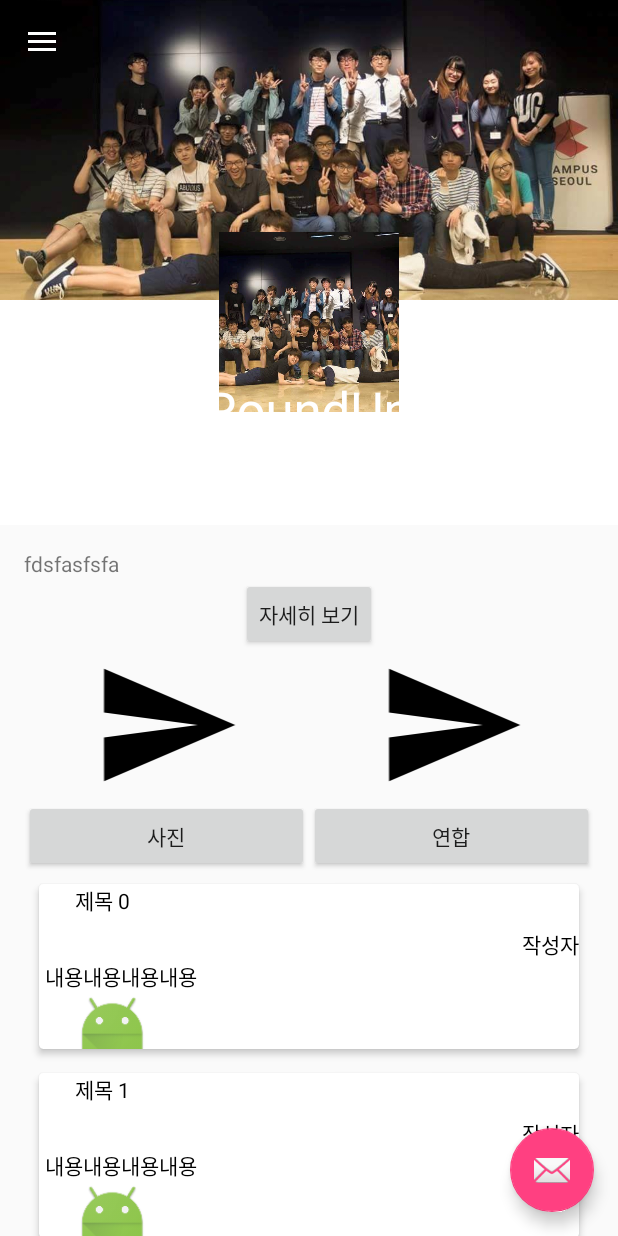
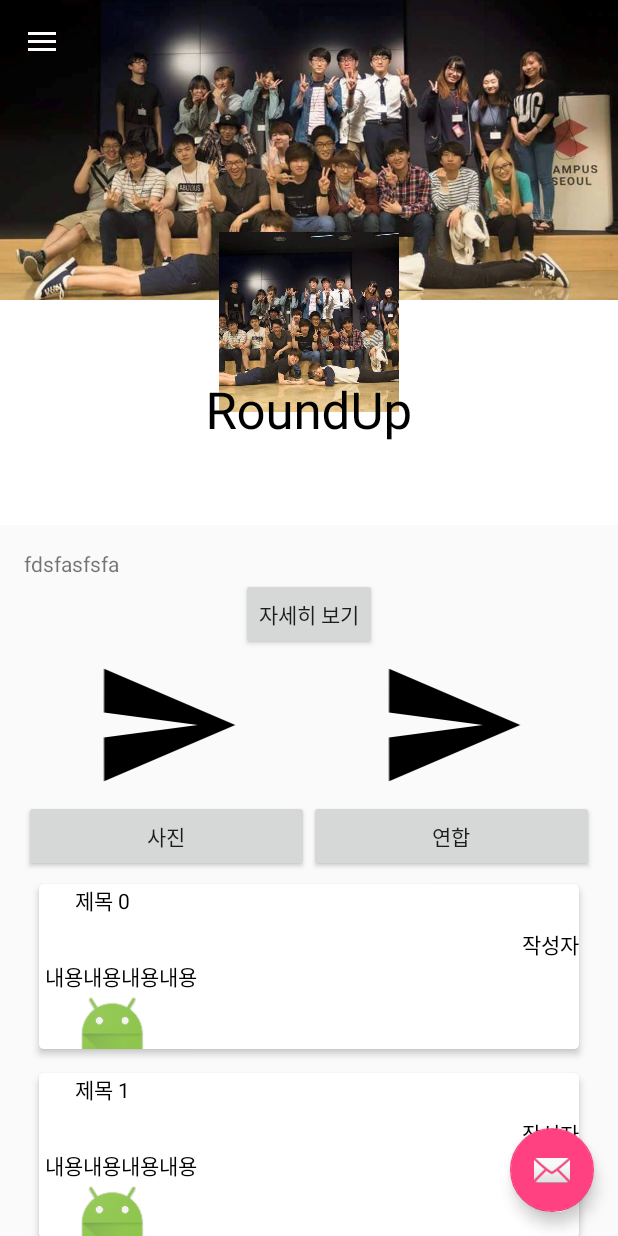
Before and after one commit to round-up/roundup_android, an Android app: the screen it shows after launch (ClubActivity), on a phone screen of 412 x 824 dp. Run offline under Robolectric (Android 15) with nearby library versions, the phone set to English and light mode, and no system bars; our stand-ins replace Picasso; libraries missing offline, so code that uses them is left out: android.support.v7.

Commit message:
Fix : Appbar ExpandedTitleColor to Black

```diff
--- a/app/build.gradle
+++ b/app/build.gradle
@@ -26,4 +26,5 @@ dependencies {
     compile 'com.android.support:design:23.2.0'
     compile 'com.android.support:cardview-v7:23.1.1'
     compile 'com.squareup.picasso:picasso:2.5.2'
+    compile 'com.android.support:palette-v7:23.2.1'
 }
--- a/app/src/main/java/com/swmaestro/roundup/ClubActivity.java
+++ b/app/src/main/java/com/swmaestro/roundup/ClubActivity.java
@@ -1,18 +1,25 @@
 package com.swmaestro.roundup;
 
+import android.graphics.Bitmap;
+import android.graphics.BitmapFactory;
+import android.graphics.Color;
 import android.os.Bundle;
 import android.support.design.widget.AppBarLayout;
+import android.support.design.widget.CollapsingToolbarLayout;
 import android.support.design.widget.NavigationView;
 import android.support.v4.view.GravityCompat;
 import android.support.v4.widget.DrawerLayout;
 import android.support.v7.app.ActionBarDrawerToggle;
 import android.support.v7.app.AppCompatActivity;
+import android.support.v7.graphics.Palette;
 import android.support.v7.widget.LinearLayoutManager;
 import android.support.v7.widget.RecyclerView;
 import android.support.v7.widget.Toolbar;
 import android.util.Log;
 import android.view.MenuItem;
 import android.view.View;
+import android.view.animation.Animation;
+import android.widget.ImageView;
 
 import java.util.ArrayList;
 import java.util.List;
@@ -24,6 +31,8 @@ public class ClubActivity extends AppCompatActivity implements NavigationView.On
 
 
     private RecyclerViewAdapter adapter;
+    private CollapsingToolbarLayout collapsingToolbar;
+    private int mutedColor = R.attr.colorPrimary;
 
     @Override
     protected void onCreate(Bundle savedInstanceState) {
@@ -42,6 +51,27 @@ public class ClubActivity extends AppCompatActivity implements NavigationView.On
         });
 
         setSupportActionBar(toolbar);
+
+        collapsingToolbar = (CollapsingToolbarLayout) findViewById(R.id.collapsing_toolbar);
+        //collapsingToolbar.setCollapsedTitleTextColor(R.color.colorWhite);
+        ImageView header = (ImageView) findViewById(R.id.iv_club_cover);
+
+//        Bitmap bitmap = BitmapFactory.decodeResource(getResources(),
+//                R.drawable.clubphoto);
+
+//        Palette.from(bitmap).generate(new Palette.PaletteAsyncListener() {
+//            @SuppressWarnings("ResourceType")
+//            @Override
+//            public void onGenerated(Palette palette) {
+//
+//                mutedColor = palette.getMutedColor(R.color.primary_500);
+//                collapsingToolbar.setContentScrimColor(mutedColor);
+//                collapsingToolbar.setStatusBarScrimColor(mutedColor);
+//                collapsingToolbar.setCollapsedTitleTextColor(R.color.colorWhite);
+//            }
+//        });
+
+        collapsingToolbar.setExpandedTitleColor(Color.parseColor("#000000"));
 
         DrawerLayout drawer = (DrawerLayout) findViewById(R.id.drawer_layout);
         ActionBarDrawerToggle toggle = new ActionBarDrawerToggle(
--- a/app/src/main/res/layout/app_bar_club_home.xml
+++ b/app/src/main/res/layout/app_bar_club_home.xml
@@ -23,14 +23,14 @@
             app:expandedTitleMarginTop="230dp"
             app:layout_scrollFlags="scroll|exitUntilCollapsed|snap">
 
-            <LinearLayout
+            <RelativeLayout
                 android:layout_width="match_parent"
-                android:orientation="vertical"
                 android:layout_height="350dp"
-                android:background="#ffffff">
+                android:background="#ffffff"
+                android:orientation="vertical">
 
                 <ImageView
-                    android:id="@+id/image"
+                    android:id="@+id/iv_club_cover"
                     android:layout_width="match_parent"
                     android:layout_height="200dp"
                     android:fitsSystemWindows="true"
@@ -38,7 +38,8 @@
                     android:src="@drawable/clubphoto"
                     app:layout_collapseMode="pin" />
 
-            </LinearLayout>
+
+            </RelativeLayout>
 
             <android.support.v7.widget.Toolbar
                 android:id="@+id/toolbar"
@@ -56,7 +57,6 @@
                 android:src="@drawable/clubphoto" />
 
 
-
         </android.support.design.widget.CollapsingToolbarLayout>
 
     </android.support.design.widget.AppBarLayout>
--- a/app/src/main/res/values/colors.xml
+++ b/app/src/main/res/values/colors.xml
@@ -5,4 +5,6 @@
     <color name="colorAccent">#FF4081</color>
     <color name="grayLine">#999999</color>
     <color name="colorWhite">#ffffff</color>
+    <color name="primary_500">#3F51B5</color>
+    <color name="black_trans80">#14000000</color>
 </resources>
--- a/build.gradle
+++ b/build.gradle
@@ -5,7 +5,7 @@ buildscript {
         jcenter()
     }
     dependencies {
-        classpath 'com.android.tools.build:gradle:1.5.0'
+        classpath 'com.android.tools.build:gradle:2.0.0'
 
         // NOTE: Do not place your application dependencies here; they belong
         // in the individual module build.gradle files
```
Also changed, not shown: app/src/main/res/layout/app_bar_club_title.xml (+0 -10 lines), gradle/wrapper/gradle-wrapper.properties.
